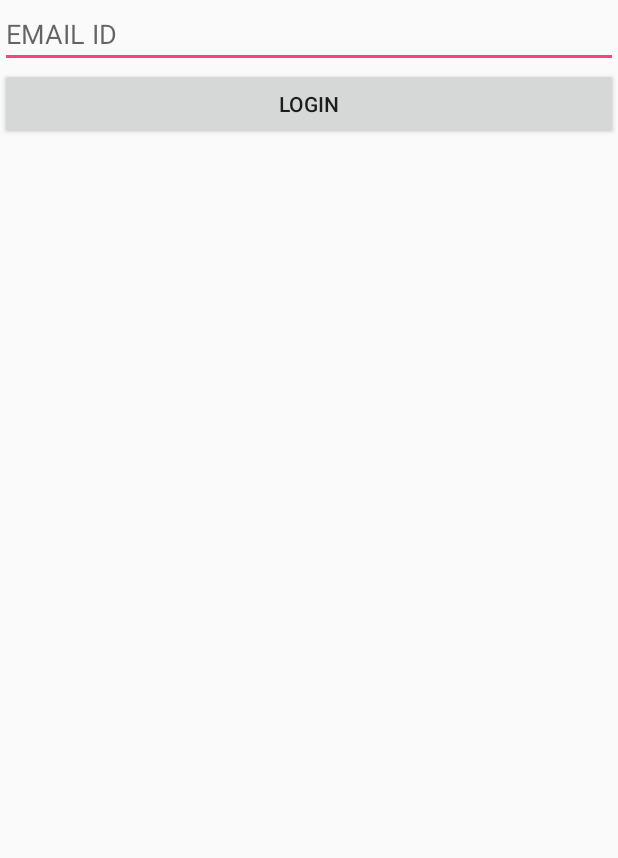
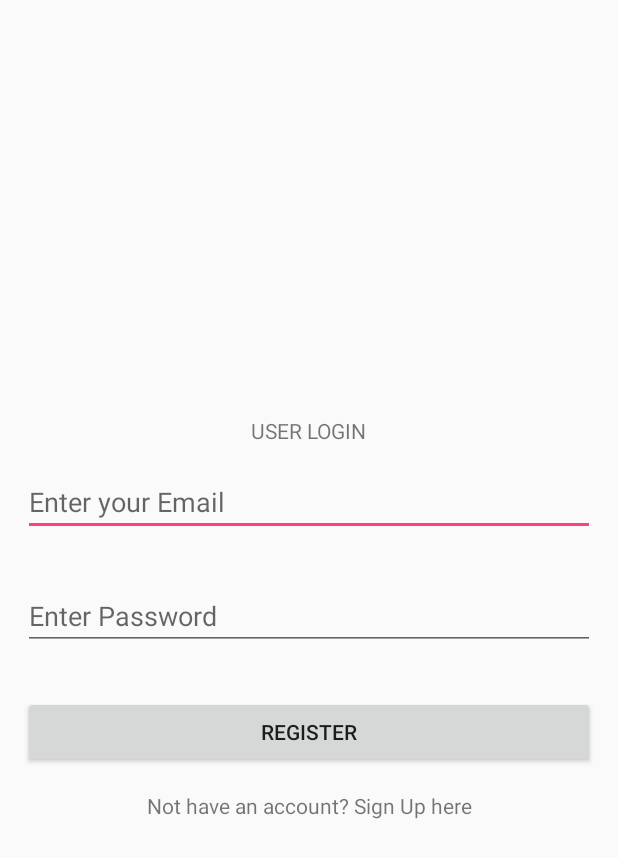
Before and after one commit to kamathshashwath1991/TheInterviewApp, an Android app: the layout activity_login.xml on its own in the app's theme, with its tools: preview values and no code run, on a phone screen of 412 x 824 dp. Shown: the top 858 px of the screen. Run offline under Robolectric (Android 15) with nearby library versions, the phone set to English and light mode, and no system bars.

Commit message:
Login feature added

```diff
--- a/app/src/main/AndroidManifest.xml
+++ b/app/src/main/AndroidManifest.xml
@@ -18,9 +18,8 @@
                 <category android:name="android.intent.category.LAUNCHER" />
             </intent-filter>
         </activity>
-        <activity android:name=".Registration.Login" />
-        <activity android:name=".Registration.Registration"
-            android:exported="true"></activity>
+        <activity android:name=".Registration.Login" android:exported="true"/>
+        <activity android:name=".Registration.Registration" android:exported="true"/>
     </application>
 
 </manifest>
--- a/app/src/main/res/layout/activity_login.xml
+++ b/app/src/main/res/layout/activity_login.xml
@@ -1,23 +1,60 @@
 <?xml version="1.0" encoding="utf-8"?>
-<LinearLayout xmlns:android="http://schemas.android.com/apk/res/android"
+<RelativeLayout xmlns:android="http://schemas.android.com/apk/res/android"
     xmlns:tools="http://schemas.android.com/tools"
     android:layout_width="match_parent"
     android:layout_height="match_parent"
     android:orientation="vertical"
     tools:context="theinterview.marion.com.theinterviewapp.Registration.Login">
 
-    <EditText
-        android:id="@+id/editText"
+
+    <LinearLayout
         android:layout_width="match_parent"
         android:layout_height="wrap_content"
-        android:ems="10"
-        android:inputType="textEmailAddress"
-        android:hint="EMAIL ID"/>
+        android:orientation="vertical"
+        android:layout_centerHorizontal="true"
+        android:layout_centerVertical="true">
 
-    <Button
-        android:id="@+id/button4"
-        android:layout_width="match_parent"
-        android:layout_height="wrap_content"
-        android:text="LOGIN" />
+        <TextView
+            android:layout_width="wrap_content"
+            android:layout_height="wrap_content"
+            android:text="USER LOGIN"
+            android:layout_gravity="center" />
 
-</LinearLayout>
+
+        <EditText
+            android:inputType="textEmailAddress"
+            android:layout_width="match_parent"
+            android:layout_height="wrap_content"
+            android:id="@+id/editTextEmail"
+            android:hint="Enter your Email"
+            android:layout_margin="15dp"/>
+
+
+
+        <EditText
+            android:inputType="textPassword"
+            android:layout_width="match_parent"
+            android:layout_height="wrap_content"
+            android:id="@+id/editTextPassword"
+            android:hint="Enter Password"
+            android:layout_margin="15dp"/>
+
+
+        <Button
+            android:layout_width="match_parent"
+            android:layout_height="wrap_content"
+            android:id="@+id/buttonSignIn"
+            android:text="Register"
+            android:layout_margin="15dp"/>
+
+        <TextView
+            android:layout_width="match_parent"
+            android:layout_height="wrap_content"
+            android:id="@+id/textViewSignUp"
+            android:text="Not have an account? Sign Up here"
+            android:textAlignment="center"/>
+
+
+    </LinearLayout>
+
+</RelativeLayout>
--- a/app/src/main/res/layout/activity_registration.xml
+++ b/app/src/main/res/layout/activity_registration.xml
@@ -13,6 +13,12 @@
         android:orientation="vertical"
         android:layout_centerHorizontal="true"
         android:layout_centerVertical="true">
+
+        <TextView
+            android:layout_width="wrap_content"
+            android:layout_height="wrap_content"
+            android:text="USER Registration"
+            android:layout_gravity="center" />
 
 
         <EditText
```
Also changed, not shown: app/src/main/java/theinterview/marion/com/theinterviewapp/Registration/Login.java (+91 -1 lines), app/src/main/java/theinterview/marion/com/theinterviewapp/Registration/Registration.java (+13 -2 lines).
